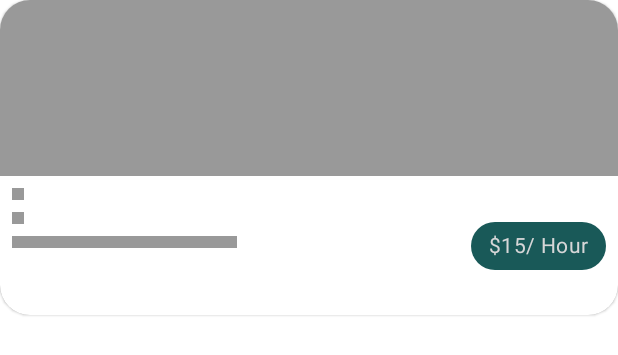
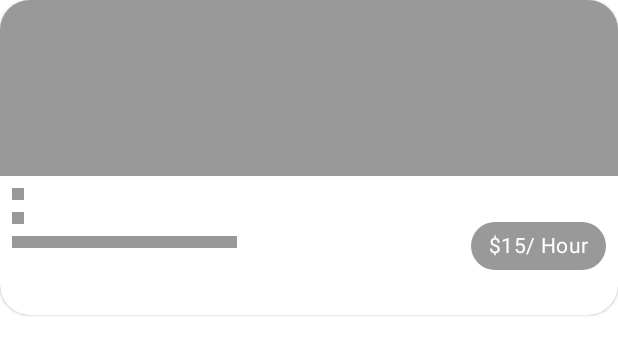
Before and after one commit to hadys7s/SportsMates, an Android app: the layout shimmer1_list.xml on its own in the app's theme, with its tools: preview values and no code run, on a phone screen of 412 x 824 dp. Shown: the top 355 px of the screen. Run offline under Robolectric (Android 15) with nearby library versions, the phone set to English and light mode, and no system bars.

Commit message:
- merge 2 branches

```diff
--- a/app/src/main/AndroidManifest.xml
+++ b/app/src/main/AndroidManifest.xml
@@ -10,7 +10,6 @@
         android:allowBackup="true"
         android:icon="@mipmap/ic_launcher"
         android:label="@string/app_name"
-        android:roundIcon="@drawable/ic_logo"
         android:supportsRtl="true"
         android:theme="@style/Theme.SportsMates" >
         <activity android:name=".discover.ContactsDetails"
--- a/app/src/main/res/layout/contacts_list_item.xml
+++ b/app/src/main/res/layout/contacts_list_item.xml
@@ -74,7 +74,7 @@
             android:layout_height="wrap_content"
             android:layout_marginEnd="@dimen/dimen_16"
             android:layout_marginBottom="@dimen/dimen_16"
-            android:background="@drawable/chat_buttom"
+            android:background="@drawable/chat_button_background"
             android:backgroundTint="@color/green"
             android:padding="@dimen/dimen_8"
             android:src="@drawable/ic_chat"
--- a/app/src/main/res/layout/shimmer1_list.xml
+++ b/app/src/main/res/layout/shimmer1_list.xml
@@ -61,8 +61,8 @@
             android:layout_width="wrap_content"
             android:layout_height="wrap_content"
             android:layout_marginEnd="@dimen/dimen_16"
-            android:textColor="@color/beg"
-            app:chipBackgroundColor="@color/green"
+            android:textColor="@color/white"
+            app:chipBackgroundColor="@color/grey"
             app:layout_constraintBottom_toBottomOf="parent"
             app:layout_constraintEnd_toEndOf="parent"
             app:layout_constraintTop_toBottomOf="@+id/partnerImage"
--- a/app/src/main/res/layout/shimmer2_list.xml
+++ b/app/src/main/res/layout/shimmer2_list.xml
@@ -52,7 +52,7 @@
         <ImageButton
             android:layout_width="@dimen/dimen_24"
             android:layout_height="@dimen/dimen_24"
-            android:background="@drawable/chat_buttom"
+            android:background="@drawable/chat_button_background"
             android:layout_marginEnd="@dimen/dimen_16"
             android:layout_marginBottom="@dimen/dimen_16"
             android:padding="@dimen/dimen_8"
```
